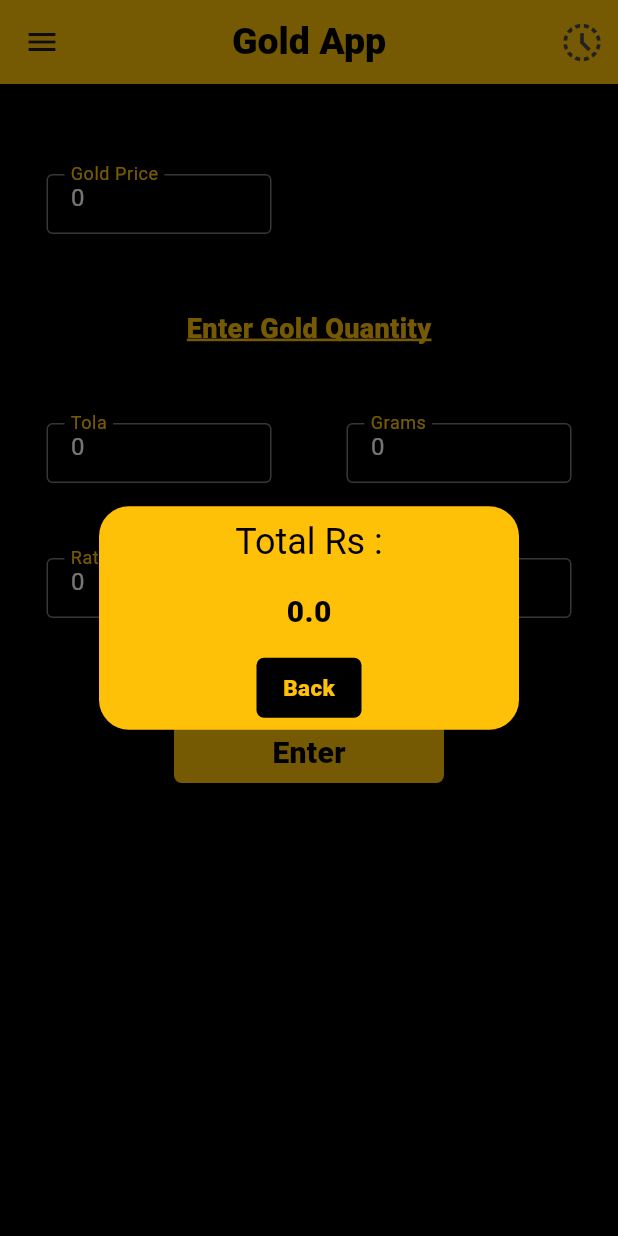
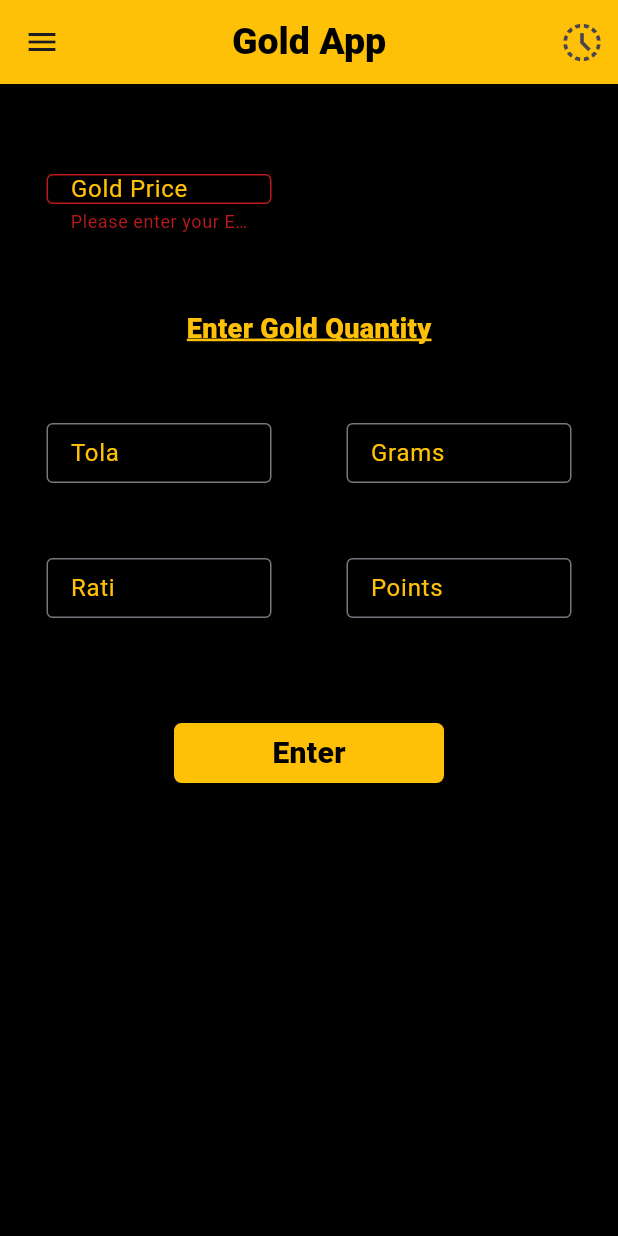
Before and after one commit to ShawanaAslam/GoldApp, a Flutter app: the screen it shows after launch, after a tap on "Enter", on a phone screen of 412 x 824 dp. Run offline on Flutter 3.47's test engine with Material 3 defaults, Android fonts, the phone set to English and light mode, and no system bars; our stand-ins replace get, google_fonts.

Commit message:
update code

```diff
--- a/lib/src/view/Home_Views/Home_ViewWidgets/validatorTextForm.dart
+++ b/lib/src/view/Home_Views/Home_ViewWidgets/validatorTextForm.dart
@@ -2,13 +2,13 @@
 
 import 'package:flutter/material.dart';
 
-class MyTextFormCon extends StatelessWidget {
+class MyTextFormConVali extends StatelessWidget {
 
   TextEditingController controller;
   String hinttxt;
   String lbltxt;
 
-  MyTextFormCon({super.key,required this .hinttxt,required this.controller
+  MyTextFormConVali({super.key,required this .hinttxt,required this.controller
     , required this.lbltxt});
 
 
--- a/lib/src/view/Home_Views/gold HomeViewController.dart
+++ b/lib/src/view/Home_Views/gold HomeViewController.dart
@@ -54,9 +54,9 @@ class GoldShopController extends GetxController {
 
   }
   void nullCheck() {
-    if (n1.text == '') {
-      n1.text = '0';
-    }
+    // if (n1.text == '') {
+    //   n1.text = '0';
+    // }
     if (n2.text == '') {
       n2.text = '0';
     }
--- a/lib/src/view/Home_Views/gold-HomeView.dart
+++ b/lib/src/view/Home_Views/gold-HomeView.dart
@@ -1,14 +1,11 @@
-
-
-
 import 'package:flutter/material.dart';
 import 'package:get/get.dart';
+import 'package:goldapp/src/view/Home_Views/Home_ViewWidgets/validatorTextForm.dart';
 
 import '../../common_widgets/MyButton.dart';
 import '../../common_widgets/reusable_mytxtformcon.dart';
 import '../../common_widgets/reusable_text.dart';
 import 'gold HomeViewController.dart';
-
 
 class GoldShop extends StatefulWidget {
   const GoldShop({super.key});
@@ -18,24 +15,30 @@ class GoldShop extends StatefulWidget {
 }
 
 class _GoldShopState extends State<GoldShop> {
-
   final key = GlobalKey<FormState>();
   @override
   Widget build(BuildContext context) {
-
-    GoldShopController obj =Get.put(GoldShopController());
+    GoldShopController obj = Get.put(GoldShopController());
 
     return Scaffold(
       backgroundColor: Colors.black,
       appBar: AppBar(
         actions: [
-          IconButton(onPressed: (){
+          IconButton(
+            onPressed: () {
               // navigate to history screen
-
-          }, icon: Icon(Icons.history_toggle_off,size: 30,),)
+            },
+            icon: Icon(
+              Icons.history_toggle_off,
+              size: 30,
+            ),
+          )
         ],
         backgroundColor: Colors.amber,
-        title: MyText(txt: 'Gold App',font: 25,),
+        title: MyText(
+          txt: 'Gold App',
+          font: 25,
+        ),
         centerTitle: true,
       ),
       drawer: Drawer(
@@ -59,67 +62,93 @@ class _GoldShopState extends State<GoldShop> {
         child: Column(
           //  mainAxisAlignment: MainAxisAlignment.start,
           children: [
-            SizedBox(height: 60,),
+            SizedBox(
+              height: 60,
+            ),
             Padding(
               padding: const EdgeInsets.only(right: 200),
               child: Form(
-                key:key,
-                child: MyTextFormCon(
-                    controller:obj.n1 ,hinttxt:"Enter gold Price" ,lbltxt:"Gold Price",),
+                key: key,
+                child: MyTextFormConVali(
+                  controller: obj.n1,
+                  hinttxt: "Enter gold Price",
+                  lbltxt: "Gold Price",
                 ),
-
               ),
-
-            SizedBox(height: 50,),
-
-            MyText(txt:'Enter Gold Quantity',decoration:TextDecoration.underline,decclr: Colors.amber ,txtclr: Colors.amber,font: 18,),
-
-            SizedBox(height: 50,),
-
+            ),
+            SizedBox(
+              height: 50,
+            ),
+            MyText(
+              txt: 'Enter Gold Quantity',
+              decoration: TextDecoration.underline,
+              decclr: Colors.amber,
+              txtclr: Colors.amber,
+              font: 18,
+            ),
+            SizedBox(
+              height: 50,
+            ),
             Center(
               child: Row(
                 mainAxisAlignment: MainAxisAlignment.center,
                 children: [
-                  MyTextFormCon(hinttxt:  "Enter Tola", controller:obj. n2, lbltxt:"Tola" ),
-                  SizedBox(width: 50,),
-                  MyTextFormCon(hinttxt:"Enter Grams", controller: obj.n3, lbltxt: "Grams")
-
+                  MyTextFormCon(
+                      hinttxt: "Enter Tola",
+                      controller: obj.n2,
+                      lbltxt: "Tola"),
+                  SizedBox(
+                    width: 50,
+                  ),
+                  MyTextFormCon(
+                      hinttxt: "Enter Grams",
+                      controller: obj.n3,
+                      lbltxt: "Grams")
                 ],
               ),
             ),
-            SizedBox(height: 50,),
+            SizedBox(
+              height: 50,
+            ),
             Center(
               child: Row(
                 mainAxisAlignment: MainAxisAlignment.center,
                 children: [
-                  MyTextFormCon(hinttxt:"Enter Rati", controller: obj.n4, lbltxt: "Rati"),
-                  SizedBox(width: 50,),
-                  MyTextFormCon(hinttxt:"Enter Points", controller: obj.n5, lbltxt: "Points"),
-
+                  MyTextFormCon(
+                      hinttxt: "Enter Rati",
+                      controller: obj.n4,
+                      lbltxt: "Rati"),
+                  SizedBox(
+                    width: 50,
+                  ),
+                  MyTextFormCon(
+                      hinttxt: "Enter Points",
+                      controller: obj.n5,
+                      lbltxt: "Points"),
                 ],
               ),
             ),
-            SizedBox(height: 70,),
-
-
+            SizedBox(
+              height: 70,
+            ),
             MyButton(
-                  ontap:(){
-                    if (key.currentState!
-                        .validate()) // true --- false
+                ontap: () {
+                  if (key.currentState!.validate()) // true --- false
                   //(_formKey.currentState!.validate())
                   {
                     obj.onfuction();
                   }
-
                 },
-                  txt: 'Enter', w: 180, h: 40, bacclr: Colors.black, clr: Colors.amber,
-                  font: 20,fntwt: FontWeight.w800),
-
-
+                txt: 'Enter',
+                w: 180,
+                h: 40,
+                bacclr: Colors.black,
+                clr: Colors.amber,
+                font: 20,
+                fntwt: FontWeight.w800),
           ],
         ),
       ),
-
     );
   }
 }
--- a/lib/src/view/Starting_Views/onBording_View/onBoarding_Controller.dart
+++ b/lib/src/view/Starting_Views/onBording_View/onBoarding_Controller.dart
@@ -4,7 +4,7 @@ import 'package:get/get_state_manager/src/simple/get_controllers.dart';
 
 class OnBoardingController extends GetxController {
 
-  PageController _pageCotroller= PageController();
+  PageController pageCotroller= PageController();
 
   var currentpage=0.obs;
 
```
Also changed, not shown: lib/src/view/Starting_Views/onBording_View/onBoarding_View.dart (+25 -31 lines). Lines whose indentation alone changed are shown as unchanged.
